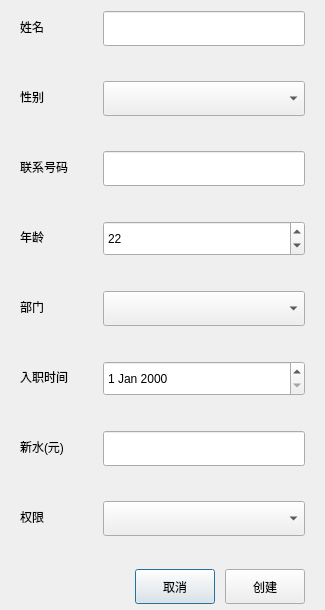
Before: the Qt Designer form Qt/ERP/dialognewuser.ui in superp2017/NTERP, drawn with Qt 5.
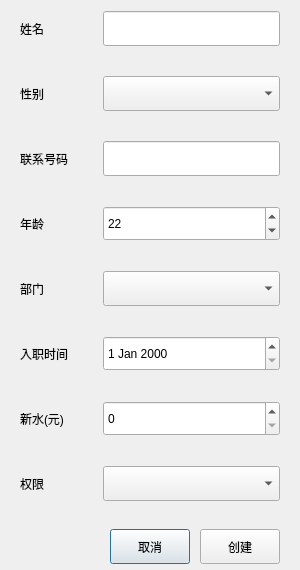
After: the same form once the commit is applied.

```diff
--- a/Qt/ERP/dialognewuser.ui
+++ b/Qt/ERP/dialognewuser.ui
@@ -6,14 +6,14 @@
    <rect>
     <x>0</x>
     <y>0</y>
-    <width>325</width>
-    <height>610</height>
+    <width>300</width>
+    <height>570</height>
    </rect>
   </property>
   <property name="minimumSize">
    <size>
-    <width>325</width>
-    <height>610</height>
+    <width>300</width>
+    <height>570</height>
    </size>
   </property>
   <property name="maximumSize">
@@ -41,10 +41,16 @@
       <number>35</number>
      </property>
      <property name="verticalSpacing">
-      <number>35</number>
+      <number>30</number>
      </property>
      <item row="0" column="0">
       <widget class="QLabel" name="label">
+       <property name="minimumSize">
+        <size>
+         <width>0</width>
+         <height>35</height>
+        </size>
+       </property>
        <property name="text">
         <string>姓名</string>
        </property>
@@ -62,6 +68,12 @@
      </item>
      <item row="1" column="0">
       <widget class="QLabel" name="label_2">
+       <property name="minimumSize">
+        <size>
+         <width>0</width>
+         <height>35</height>
+        </size>
+       </property>
        <property name="text">
         <string>性别</string>
        </property>
@@ -79,6 +91,12 @@
      </item>
      <item row="2" column="0">
       <widget class="QLabel" name="label_3">
+       <property name="minimumSize">
+        <size>
+         <width>0</width>
+         <height>35</height>
+        </size>
+       </property>
        <property name="text">
         <string>联系号码</string>
        </property>
@@ -96,6 +114,12 @@
      </item>
      <item row="3" column="0">
       <widget class="QLabel" name="label_4">
+       <property name="minimumSize">
+        <size>
+         <width>0</width>
+         <height>35</height>
+        </size>
+       </property>
        <property name="text">
         <string>年龄</string>
        </property>
@@ -119,6 +143,12 @@
      </item>
      <item row="4" column="0">
       <widget class="QLabel" name="label_5">
+       <property name="minimumSize">
+        <size>
+         <width>0</width>
+         <height>35</height>
+        </size>
+       </property>
        <property name="text">
         <string>部门</string>
        </property>
@@ -136,6 +166,12 @@
      </item>
      <item row="5" column="0">
       <widget class="QLabel" name="label_6">
+       <property name="minimumSize">
+        <size>
+         <width>0</width>
+         <height>35</height>
+        </size>
+       </property>
        <property name="text">
         <string>入职时间</string>
        </property>
@@ -143,23 +179,25 @@
      </item>
      <item row="6" column="0">
       <widget class="QLabel" name="label_7">
+       <property name="minimumSize">
+        <size>
+         <width>0</width>
+         <height>35</height>
+        </size>
+       </property>
        <property name="text">
         <string>新水(元)</string>
        </property>
       </widget>
      </item>
-     <item row="6" column="1">
-      <widget class="QLineEdit" name="lineEdit_salary">
-       <property name="minimumSize">
-        <size>
-         <width>0</width>
-         <height>35</height>
-        </size>
-       </property>
-      </widget>
-     </item>
      <item row="7" column="0">
       <widget class="QLabel" name="label_8">
+       <property name="minimumSize">
+        <size>
+         <width>0</width>
+         <height>35</height>
+        </size>
+       </property>
        <property name="text">
         <string>权限</string>
        </property>
@@ -202,6 +240,19 @@
        </property>
       </widget>
      </item>
+     <item row="6" column="1">
+      <widget class="QSpinBox" name="spinBox_salary">
+       <property name="minimumSize">
+        <size>
+         <width>0</width>
+         <height>35</height>
+        </size>
+       </property>
+       <property name="maximum">
+        <number>99999999</number>
+       </property>
+      </widget>
+     </item>
     </layout>
    </item>
    <item row="1" column="0">
```
Left out of the diff: 5 changed lines with no effect on the pictures.
